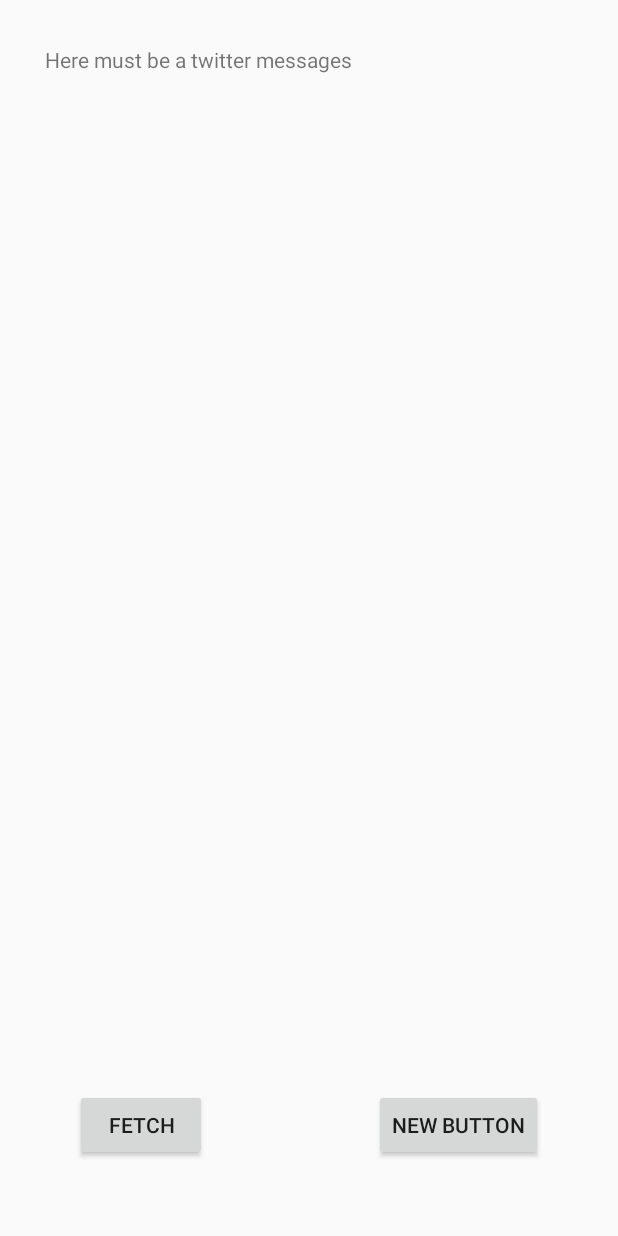
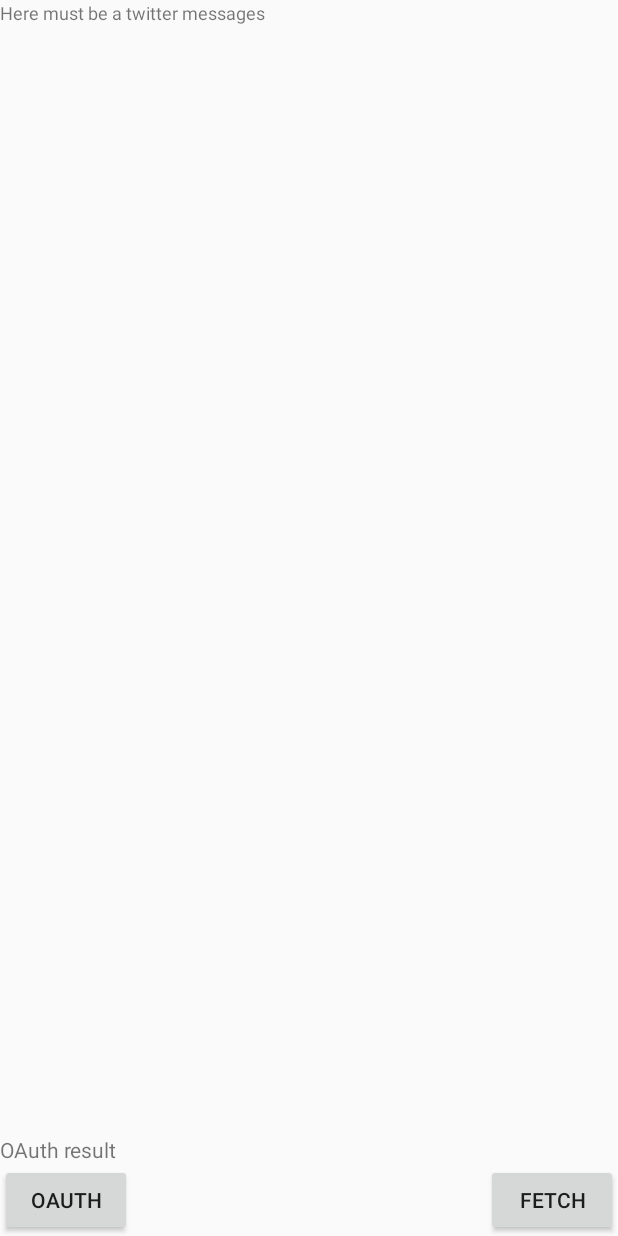
Before and after one commit to e-tverdokhleb/Retrofit02, an Android app: the layout activity_main.xml on its own in the app's theme, with its tools: preview values and no code run, on a phone screen of 412 x 824 dp. Run offline under Robolectric (Android 15) with nearby library versions, the phone set to English and light mode, and no system bars.

Commit message:
01.06.2016
01

```diff
--- /dev/null
+++ b/app/src/main/java/com/example/hp/retrofit02/Authenticated.java
@@ -0,0 +1,6 @@
+package com.example.hp.retrofit02;
+
+public class Authenticated {
+    String token_type;
+    String access_token;
+}
--- a/app/src/main/java/com/example/hp/retrofit02/Contributor.java
+++ b/app/src/main/java/com/example/hp/retrofit02/Contributor.java
@@ -1,12 +1,10 @@
 package com.example.hp.retrofit02;
 
 public class Contributor {
-
+    String id;
     String login;
-    int contributions;
-
     @Override
     public String toString() {
-        return "Data form Contributor";
+       return id + " " + login;
     }
 }
--- a/app/src/main/java/com/example/hp/retrofit02/TwitterService.java
+++ b/app/src/main/java/com/example/hp/retrofit02/TwitterService.java
@@ -6,6 +6,6 @@ import retrofit2.Call;
 import retrofit2.http.GET;
 
 public interface TwitterService {
-    @GET("repos/square/retrofit/contributors")
+    @GET("repos/e-tverdokhleb/Retrofit02/contributors")
     Call<List<Contributor>> repoContributors();
 }
--- a/app/src/main/res/layout/activity_main.xml
+++ b/app/src/main/res/layout/activity_main.xml
@@ -4,34 +4,45 @@
     android:layout_width="match_parent"
     android:layout_height="match_parent"
     android:orientation="vertical"
-    android:padding="30dp"
     tools:context="com.example.hp.retrofit02.MainActivity">
 
-    <TextView
-        android:layout_width="wrap_content"
-        android:layout_height="wrap_content"
-        android:text="Here must be a twitter messages"
-        android:id="@+id/textView1" />
+    <RelativeLayout
+        android:layout_width="match_parent"
+        android:layout_height="450dp">
+
+        <TextView
+            android:layout_width="wrap_content"
+            android:layout_height="wrap_content"
+            android:text="Here must be a twitter messages"
+            android:id="@+id/textView1"
+            android:textSize="12sp"/>
+    </RelativeLayout>
 
     <RelativeLayout
-        android:padding="20dp"
         android:layout_width="match_parent"
         android:layout_height="match_parent">
 
+        <TextView
+            android:id="@+id/tvOAuth"
+            android:layout_width="wrap_content"
+            android:layout_height="wrap_content"
+            android:text="OAuth result"
+            android:layout_above="@+id/btnOAuth"/>
         <Button
-            android:layout_alignParentLeft="true"
-            android:layout_alignParentBottom="true"
             android:layout_width="wrap_content"
             android:layout_height="wrap_content"
             android:text="Fetch"
-            android:id="@+id/button"/>
-
+            android:id="@+id/button"
+            android:layout_alignParentBottom="true"
+            android:layout_alignParentRight="true"
+            android:layout_alignParentEnd="true" />
         <Button
-            android:layout_alignParentRight="true"
-            android:layout_alignParentBottom="true"
             android:layout_width="wrap_content"
             android:layout_height="wrap_content"
-            android:text="New Button"
-            android:id="@+id/button2" />
+            android:text="OAuth"
+            android:id="@+id/btnOAuth"
+            android:layout_alignParentBottom="true" />
+
     </RelativeLayout>
+
 </LinearLayout>
```
Also changed, not shown: app/src/main/AndroidManifest.xml (+10 -0 lines), app/src/main/java/com/example/hp/retrofit02/MainActivity.java (+23 -6 lines), app/src/main/java/com/example/hp/retrofit02/ServiceGenerator.java (added, +98 -0 lines), app/src/main/res/layout/activity_main2.xml (added, +26 -0 lines).
